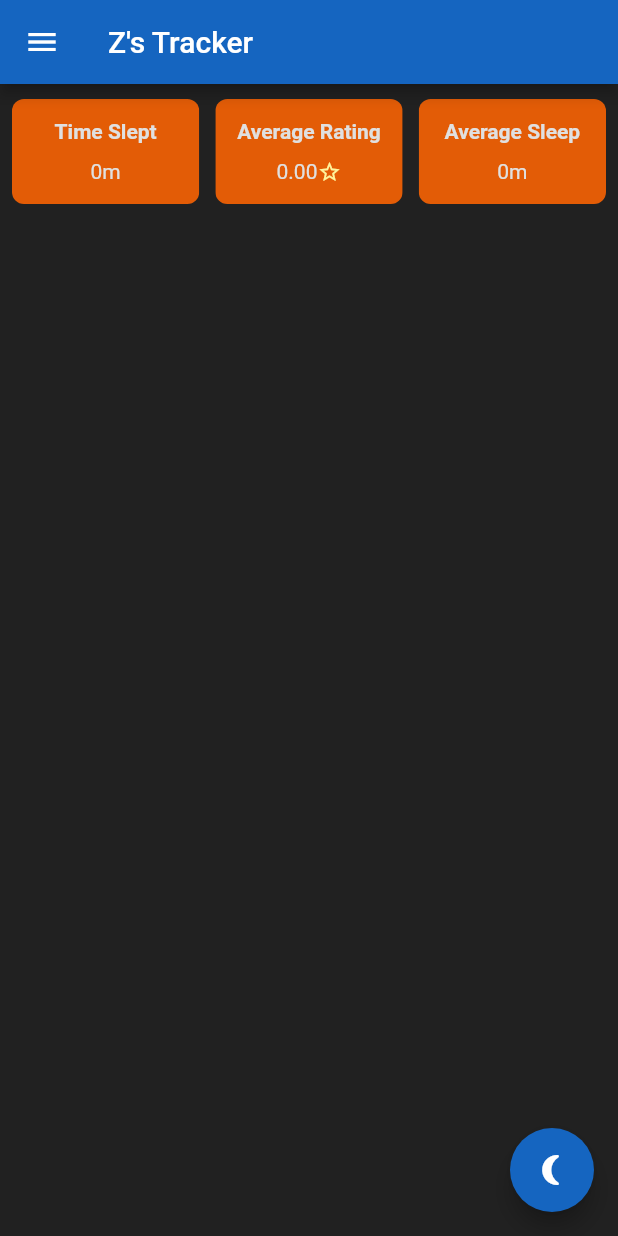
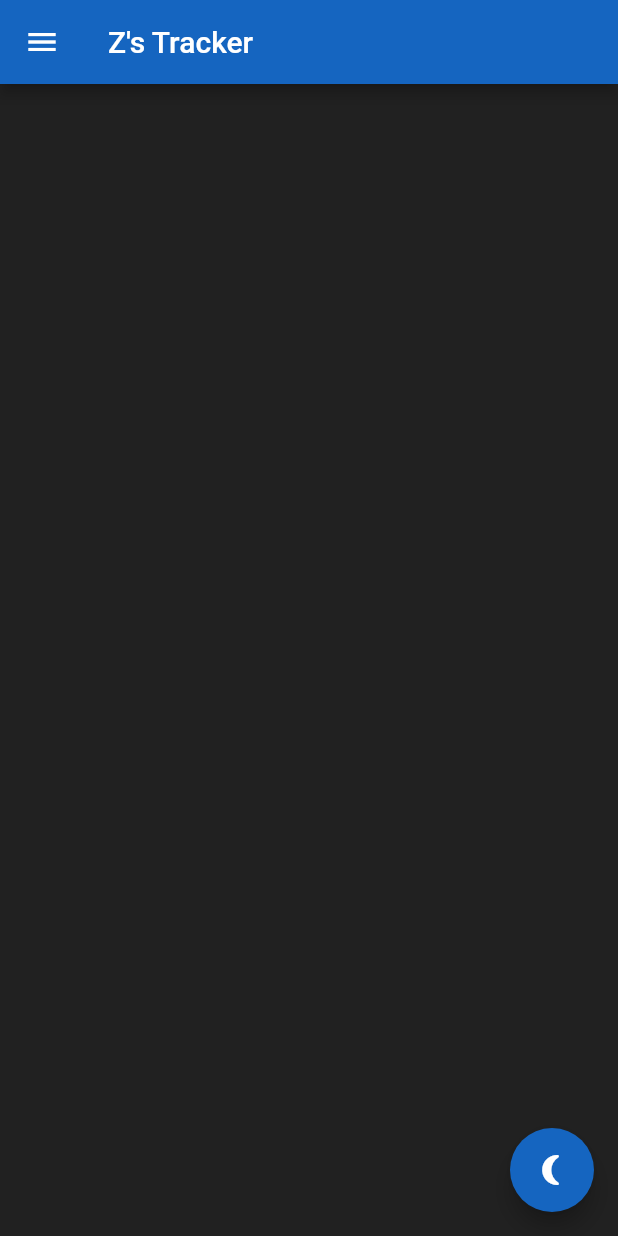
Before and after one commit to WeebNetsu/zs-tracker, a Flutter app: the screen it shows after launch, on a phone screen of 412 x 824 dp. Run offline on Flutter 3.47's test engine with Material 2 defaults, Android fonts, the light colour scheme and no system bars; our stand-ins replace file_picker, flutter_rating_bar, permission_handler, share_plus; missing offline and left inert: graphic, swipeable_tile.

Commit message:
Split sleeps and mini dashboards by month

```diff
--- a/lib/ui/views/home.dart
+++ b/lib/ui/views/home.dart
@@ -1,10 +1,11 @@
+import 'dart:math';
+
 import 'package:flutter/material.dart';
 import 'package:zs_tracker/models/sleep.dart';
-import 'package:zs_tracker/ui/widgets/dash_item.dart';
+import 'package:zs_tracker/ui/widgets/dash_row.dart';
 import 'package:zs_tracker/ui/widgets/navigation_drawer.dart';
 import 'package:zs_tracker/ui/widgets/sleep_time_container.dart';
 import 'package:zs_tracker/utils/app.dart';
-import 'package:zs_tracker/utils/data_calculations.dart';
 import 'package:zs_tracker/utils/formatting.dart';
 
 class HomePage extends StatefulWidget {
@@ -86,12 +87,160 @@ class _HomePageState extends State<HomePage> {
     );
   }
 
+  Map<int, Map<String, List<SleepModel>>> _generateSleepMap(
+    Map<int, Map<String, List<SleepModel>>> sleeps,
+    SleepModel sleep,
+    int month,
+  ) {
+    var newSleeps = sleeps;
+    if (newSleeps[sleep.endTime.year] == null) {
+      newSleeps[sleep.endTime.year] = {};
+    }
+    if (newSleeps[sleep.endTime.year]![convertMonthToString(month)] == null) {
+      newSleeps[sleep.endTime.year]![convertMonthToString(month)] = [];
+    }
+
+    newSleeps[sleep.endTime.year]![convertMonthToString(month)]!.add(sleep);
+
+    return newSleeps;
+  }
+
+  List<Column> _buildSleepItems() {
+    Map<int, Map<String, List<SleepModel>>> sleeps = {};
+
+    for (var sleep in _sleeps) {
+      switch (sleep.endTime.month) {
+        case DateTime.january:
+          sleeps = _generateSleepMap(sleeps, sleep, DateTime.january);
+          break;
+        case DateTime.february:
+          sleeps = _generateSleepMap(sleeps, sleep, DateTime.february);
+          break;
+        case DateTime.march:
+          sleeps = _generateSleepMap(sleeps, sleep, DateTime.march);
+          break;
+        case DateTime.april:
+          sleeps = _generateSleepMap(sleeps, sleep, DateTime.april);
+          break;
+        case DateTime.may:
+          sleeps = _generateSleepMap(sleeps, sleep, DateTime.may);
+          break;
+        case DateTime.june:
+          sleeps = _generateSleepMap(sleeps, sleep, DateTime.june);
+          break;
+        case DateTime.july:
+          sleeps = _generateSleepMap(sleeps, sleep, DateTime.july);
+          break;
+        case DateTime.august:
+          sleeps = _generateSleepMap(sleeps, sleep, DateTime.august);
+          break;
+        case DateTime.september:
+          sleeps = _generateSleepMap(sleeps, sleep, DateTime.september);
+          break;
+        case DateTime.october:
+          sleeps = _generateSleepMap(sleeps, sleep, DateTime.october);
+          break;
+        case DateTime.november:
+          sleeps = _generateSleepMap(sleeps, sleep, DateTime.november);
+          break;
+        case DateTime.december:
+          sleeps = _generateSleepMap(sleeps, sleep, DateTime.december);
+          break;
+      }
+    }
+
+    return sleeps.entries
+        .map(
+          (entry) => Column(
+            children: [
+              // don't show current year!
+              if (entry.key != DateTime.now().year)
+                Column(
+                  children: [
+                    const Padding(
+                      padding: EdgeInsets.only(left: 12, right: 12, top: 12),
+                      child: Divider(color: Colors.grey),
+                    ),
+                    Padding(
+                      padding: const EdgeInsets.symmetric(vertical: 10),
+                      child: Row(
+                        mainAxisAlignment: MainAxisAlignment.spaceEvenly,
+                        children: [
+                          ...entry.key
+                              .toString()
+                              .split("")
+                              .map(
+                                (e) => Text(
+                                  e,
+                                  style: TextStyle(
+                                    // get random color
+                                    color: Colors.primaries[Random().nextInt(
+                                      Colors.primaries.length,
+                                    )],
+                                    fontSize: 18,
+                                  ),
+                                ),
+                              )
+                              .toList(),
+                        ],
+                      ),
+                    ),
+                  ],
+                ),
+
+              // for each month in year
+              ...entry.value.entries
+                  .map(
+                    (e) => Column(
+                      children: [
+                        if (e.key != convertMonthToString(DateTime.now().month))
+                          Column(
+                            children: [
+                              const Padding(
+                                padding: EdgeInsets.symmetric(horizontal: 12),
+                                child: Divider(color: Colors.grey),
+                              ),
+                              Text(
+                                e.key[0].toUpperCase() + e.key.substring(1),
+                              ),
+                            ],
+                          ),
+                        // capitalze first letter of month
+
+                        Padding(
+                          padding: const EdgeInsets.only(
+                            top: 10,
+                            left: 8,
+                            right: 8,
+                          ),
+                          child: DashRow(sleeps: e.value),
+                        ),
+
+                        // for each item in month
+                        ...e.value
+                            .map(
+                              (sleep) => SleepTimeContainer(
+                                sleep,
+                                reloadData: _reloadData,
+                                deleteItem: _deleteItem,
+                              ),
+                            )
+                            .toList(),
+                      ],
+                    ),
+                  )
+                  .toList(),
+            ],
+          ),
+          // entry.value.entries.map((e) => e.value);
+        )
+        .toList();
+  }
+
   @override
   Widget build(BuildContext context) {
     if (_loadingData) _loadData();
-    final windowWidth = MediaQuery.of(context).size.width;
     final colorScheme = Theme.of(context).colorScheme;
-    final timeSlept = calculateTimeSlept(_sleeps);
 
     return Scaffold(
       drawer: _loadingData ? null : NavigationDrawer(reloadData: _reloadData),
@@ -104,62 +253,7 @@ class _HomePageState extends State<HomePage> {
               children: [
                 Column(
                   children: [
-                    Padding(
-                      padding:
-                          const EdgeInsets.only(top: 10, left: 8, right: 8),
-                      child: Row(
-                        mainAxisAlignment: MainAxisAlignment.spaceBetween,
-                        children: [
-                          DashItem(
-                            windowWidth: windowWidth,
-                            title: "Time Slept",
-                            child: Text(formatDuration(timeSlept)),
-                          ),
-                          DashItem(
-                            windowWidth: windowWidth,
-                            title: 'Average Rating',
-                            child: Row(
-                              mainAxisAlignment: MainAxisAlignment.center,
-                              children: [
-                                Text(
-                                  calculateAvgSleptRating(_sleeps)
-                                      .toStringAsFixed(2),
-                                ),
-                                Icon(
-                                  Icons.star_border,
-                                  color: Colors.yellow[200],
-                                  size: 16,
-                                ),
-                              ],
-                            ),
-                          ),
-                          DashItem(
-                            windowWidth: windowWidth,
-                            title: "Average Sleep",
-                            child: Text(
-                              timeSlept.inMinutes < 1
-                                  ? formatDuration(const Duration(minutes: 0))
-                                  : formatDuration(
-                                      Duration(
-                                        minutes: (timeSlept.inMinutes /
-                                                _sleeps.length)
-                                            .round(),
-                                      ),
-                                    ),
-                            ),
-                          ),
-                        ],
-                      ),
-                    ),
-                    ..._sleeps
-                        .map(
-                          (sleep) => SleepTimeContainer(
-                            sleep,
-                            reloadData: _reloadData,
-                            deleteItem: _deleteItem,
-                          ),
-                        )
-                        .toList()
+                    ..._buildSleepItems(),
                   ],
                 ),
               ],
--- a/pubspec.yaml
+++ b/pubspec.yaml
@@ -17,7 +17,7 @@ publish_to: "none" # Remove this line if you wish to publish to pub.dev
 # https://developer.apple.com/library/archive/documentation/General/Reference/InfoPlistKeyReference/Articles/CoreFoundationKeys.html
 # In Windows, build-name is used as the major, minor, and patch parts
 # of the product and file versions while build-number is used as the build suffix.
-version: 0.4.2+1
+version: 0.5.0+1
 
 environment:
   sdk: ">=2.18.0-232.0.dev <3.0.0"
```
Also changed, not shown: lib/ui/widgets/dash_row.dart (added, +61 -0 lines), lib/utils/formatting.dart (+36 -0 lines).
